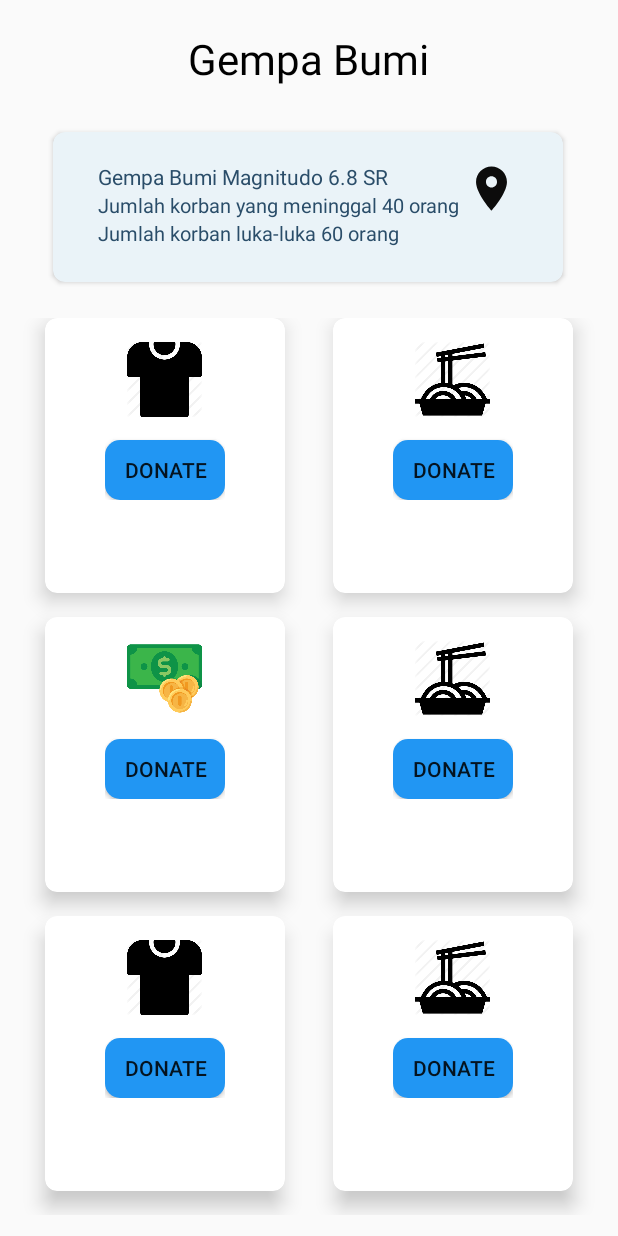
After one commit to reinaldosg/bantuinbencana, an Android app: the fragment BlankFragmentDetail shown on its own in the app's theme, on a phone screen of 412 x 824 dp. The commit adds this screen. Run offline under Robolectric (Android 15) with nearby library versions, the phone set to English and light mode, and no system bars; network calls fail.

Commit message:
Edit DetailActivity

```diff
--- a/app/build.gradle
+++ b/app/build.gradle
@@ -37,4 +37,5 @@ dependencies {
     androidTestImplementation 'androidx.test.espresso:espresso-core:3.1.1'
 
     implementation 'com.google.android.material:material:1.0.0'
+    implementation 'androidx.cardview:cardview:1.0.0'
 }
--- /dev/null
+++ b/app/src/main/java/dsc/machung/bantuanbencana/BlankFragmentDetail.java
@@ -0,0 +1,31 @@
+package dsc.machung.bantuanbencana;
+
+
+import android.os.Bundle;
+
+import androidx.fragment.app.Fragment;
+
+import android.view.LayoutInflater;
+import android.view.View;
+import android.view.ViewGroup;
+
+
+/**
+ * A simple {@link Fragment} subclass.
+ */
+public class BlankFragmentDetail extends Fragment {
+
+
+    public BlankFragmentDetail() {
+        // Required empty public constructor
+    }
+
+
+    @Override
+    public View onCreateView(LayoutInflater inflater, ViewGroup container,
+                             Bundle savedInstanceState) {
+        // Inflate the layout for this fragment
+        return inflater.inflate(R.layout.fragment_blank_fragment_detail, container, false);
+    }
+
+}
--- /dev/null
+++ b/app/src/main/java/dsc/machung/bantuanbencana/DetailActivity.java
@@ -0,0 +1,30 @@
+package dsc.machung.bantuanbencana;
+
+import androidx.appcompat.app.AppCompatActivity;
+import androidx.fragment.app.Fragment;
+
+import android.app.FragmentManager;
+import android.app.FragmentTransaction;
+import android.os.Bundle;
+import android.view.View;
+import android.view.WindowManager;
+import android.widget.AdapterView;
+
+public class DetailActivity extends AppCompatActivity implements AdapterView.OnItemClickListener{
+
+    @Override
+    protected void onCreate(Bundle savedInstanceState) {
+        super.onCreate(savedInstanceState);
+        setContentView(R.layout.activity_detail);
+        getWindow().setFlags(WindowManager.LayoutParams.FLAG_FULLSCREEN, WindowManager.LayoutParams.FLAG_FULLSCREEN);
+    }
+
+    @Override
+    public void onItemClick(AdapterView<?> adapterView, View view, int i, long l) {
+        Fragment fragment;
+        fragment = new BlankFragmentDetail();
+        FragmentManager fragmentManager = getFragmentManager();
+        FragmentTransaction fragmentTransaction = fragmentManager.beginTransaction();
+        fragmentTransaction.commit();
+    }
+}
--- /dev/null
+++ b/app/src/main/res/drawable/ic_location_bencana1.xml
@@ -0,0 +1,5 @@
+<vector android:height="24dp" android:tint="#0C0C0C"
+    android:viewportHeight="24.0" android:viewportWidth="24.0"
+    android:width="24dp" xmlns:android="http://schemas.android.com/apk/res/android">
+    <path android:fillColor="#FF000000" android:pathData="M12,2C8.13,2 5,5.13 5,9c0,5.25 7,13 7,13s7,-7.75 7,-13c0,-3.87 -3.13,-7 -7,-7zM12,11.5c-1.38,0 -2.5,-1.12 -2.5,-2.5s1.12,-2.5 2.5,-2.5 2.5,1.12 2.5,2.5 -1.12,2.5 -2.5,2.5z"/>
+</vector>
--- /dev/null
+++ b/app/src/main/res/layout/activity_detail.xml
@@ -0,0 +1,19 @@
+<?xml version="1.0" encoding="utf-8"?>
+<LinearLayout xmlns:android="http://schemas.android.com/apk/res/android"
+    xmlns:app="http://schemas.android.com/apk/res-auto"
+    xmlns:tools="http://schemas.android.com/tools"
+    android:layout_width="match_parent"
+    android:layout_height="match_parent"
+    tools:context=".DetailActivity">
+
+    <LinearLayout
+        android:layout_width="match_parent"
+        android:layout_height="match_parent">
+
+        <fragment
+            android:layout_width="match_parent"
+            android:layout_height="match_parent"
+            android:id="@+id/fragmentDetailID"
+            android:name="dsc.machung.bantuanbencana.BlankFragmentDetail"/>
+    </LinearLayout>
+</LinearLayout>
--- /dev/null
+++ b/app/src/main/res/layout/fragment_blank_fragment_detail.xml
@@ -0,0 +1,307 @@
+<?xml version="1.0" encoding="utf-8"?>
+<FrameLayout xmlns:android="http://schemas.android.com/apk/res/android"
+    xmlns:tools="http://schemas.android.com/tools"
+    android:layout_width="match_parent"
+    android:layout_height="match_parent"
+    xmlns:app="http://schemas.android.com/apk/res-auto"
+    tools:context=".BlankFragmentDetail">
+
+    <LinearLayout
+        android:layout_width="match_parent"
+        android:layout_height="match_parent"
+        android:orientation="vertical">
+
+        <TextView
+            android:id="@+id/name"
+            android:layout_width="wrap_content"
+            android:layout_height="wrap_content"
+            android:text="Gempa Bumi"
+            android:layout_gravity="center_horizontal"
+            android:textColor="@color/transparent"
+            android:layout_marginTop="20dp"
+            android:textSize="28sp"/>
+
+        <androidx.cardview.widget.CardView
+            android:layout_width="340dp"
+            android:layout_height="100dp"
+            android:layout_marginStart="35dp"
+            android:layout_marginEnd="30dp"
+            android:layout_marginTop="30dp"
+            app:cardBackgroundColor="@color/colorPrimary"
+            app:cardCornerRadius="8dp">
+
+            <LinearLayout
+                android:layout_width="match_parent"
+                android:layout_height="match_parent"
+                android:orientation="vertical">
+
+                <LinearLayout
+                    android:orientation="horizontal"
+                    android:layout_width="match_parent"
+                    android:layout_height="wrap_content"
+                    android:layout_marginLeft="30dp"
+                    android:layout_marginTop="20dp"
+                    android:layout_marginRight="30dp">
+
+                    <LinearLayout
+                        android:layout_width="wrap_content"
+                        android:layout_height="wrap_content"
+                        android:orientation="vertical">
+
+                        <TextView
+                            android:layout_width="wrap_content"
+                            android:layout_height="wrap_content"
+                            android:text="Gempa Bumi Magnitudo 6.8 SR"
+                            android:textColor="@color/colorPrimaryDark"/>
+
+                        <TextView
+                            android:layout_width="wrap_content"
+                            android:layout_height="wrap_content"
+                            android:text="Jumlah korban yang meninggal 40 orang"
+                            android:textColor="@color/colorPrimaryDark"
+                            android:textSize="13sp"/>
+
+                        <TextView
+                            android:layout_width="wrap_content"
+                            android:layout_height="wrap_content"
+                            android:text="Jumlah korban luka-luka 60 orang"
+                            android:textColor="@color/colorPrimaryDark"
+                            android:textSize="13sp"/>
+                    </LinearLayout>
+
+                    <RelativeLayout
+                        android:layout_width="match_parent"
+                        android:layout_height="match_parent">
+
+                        <ImageView
+                            android:id="@+id/lokasi1"
+                            android:layout_alignParentRight="true"
+                            android:layout_width="35dp"
+                            android:layout_height="35dp"
+                            android:src="@drawable/ic_location_bencana1"/>
+
+                    </RelativeLayout>
+                </LinearLayout>
+            </LinearLayout>
+
+        </androidx.cardview.widget.CardView>
+
+        <GridLayout
+            android:id="@+id/mainGrid"
+            android:columnCount="2"
+            android:rowCount="3"
+            android:alignmentMode="alignMargins"
+            android:columnOrderPreserved="false"
+            android:layout_weight="8"
+            android:padding="14dp"
+            android:layout_width="match_parent"
+            android:layout_height="0dp"
+            android:layout_marginTop="10dp">
+
+            <androidx.cardview.widget.CardView
+                android:layout_width="0dp"
+                android:layout_height="0dp"
+                android:layout_columnWeight="1"
+                android:layout_rowWeight="1"
+                android:layout_marginBottom="16dp"
+                android:layout_marginLeft="16dp"
+                android:layout_marginRight="16dp"
+                app:cardElevation="8dp"
+                app:cardCornerRadius="8dp">
+
+                <LinearLayout
+                    android:layout_width="wrap_content"
+                    android:layout_height="wrap_content"
+                    android:layout_gravity="center_horizontal"
+                    android:layout_margin="16dp"
+                    android:orientation="vertical">
+
+                    <ImageView
+                        android:layout_width="50dp"
+                        android:layout_height="50dp"
+                        android:src="@drawable/icon_baju"
+                        android:layout_gravity="center_horizontal"
+                        />
+
+                    <Button
+                        android:layout_width="80dp"
+                        android:layout_height="40dp"
+                        android:layout_marginTop="15dp"
+                        android:text="Donate"
+                        android:background="@drawable/btn_bg"/>
+                </LinearLayout>
+            </androidx.cardview.widget.CardView>
+
+            <androidx.cardview.widget.CardView
+                android:layout_width="0dp"
+                android:layout_height="0dp"
+                android:layout_columnWeight="1"
+                android:layout_rowWeight="1"
+                android:layout_marginBottom="16dp"
+                android:layout_marginLeft="16dp"
+                android:layout_marginRight="16dp"
+                app:cardElevation="8dp"
+                app:cardCornerRadius="8dp">
+
+                <LinearLayout
+                    android:layout_width="wrap_content"
+                    android:layout_height="wrap_content"
+                    android:layout_gravity="center_horizontal"
+                    android:layout_margin="16dp"
+                    android:orientation="vertical">
+
+                    <ImageView
+                        android:layout_width="50dp"
+                        android:layout_height="50dp"
+                        android:src="@drawable/icon_mie"
+                        android:layout_gravity="center_horizontal"
+                        />
+                    <Button
+                        android:layout_width="80dp"
+                        android:layout_height="40dp"
+                        android:layout_marginTop="15dp"
+                        android:text="Donate"
+                        android:background="@drawable/btn_bg"/>
+                </LinearLayout>
+            </androidx.cardview.widget.CardView>
+
+            <androidx.cardview.widget.CardView
+                android:layout_width="0dp"
+                android:layout_height="0dp"
+                android:layout_columnWeight="1"
+                android:layout_rowWeight="1"
+                android:layout_marginBottom="16dp"
+                android:layout_marginLeft="16dp"
+                android:layout_marginRight="16dp"
+                app:cardElevation="8dp"
+                app:cardCornerRadius="8dp">
+
+                <LinearLayout
+                    android:layout_width="wrap_content"
+                    android:layout_height="wrap_content"
+                    android:layout_gravity="center_horizontal"
+                    android:layout_margin="16dp"
+                    android:orientation="vertical">
+
+                    <ImageView
+                        android:layout_width="50dp"
+                        android:layout_height="50dp"
+                        android:src="@drawable/icon_money"
+                        android:layout_gravity="center_horizontal"
+                        />
+
+                    <Button
+                        android:layout_width="80dp"
+                        android:layout_height="40dp"
+                        android:layout_marginTop="15dp"
+                        android:text="Donate"
+                        android:background="@drawable/btn_bg"/>
+                </LinearLayout>
+            </androidx.cardview.widget.CardView>
+
+            <androidx.cardview.widget.CardView
+                android:layout_width="0dp"
+                android:layout_height="0dp"
+                android:layout_columnWeight="1"
+                android:layout_rowWeight="1"
+                android:layout_marginBottom="16dp"
+                android:layout_marginLeft="16dp"
+                android:layout_marginRight="16dp"
+                app:cardElevation="8dp"
+                app:cardCornerRadius="8dp">
+
+                <LinearLayout
+                    android:layout_width="wrap_content"
+                    android:layout_height="wrap_content"
+                    android:layout_gravity="center_horizontal"
+                    android:layout_margin="16dp"
+                    android:orientation="vertical">
+
+                    <ImageView
+                        android:layout_width="50dp"
+                        android:layout_height="50dp"
+                        android:src="@drawable/icon_mie"
+                        android:layout_gravity="center_horizontal"
+                        />
+                    <Button
+                        android:layout_width="80dp"
+                        android:layout_height="40dp"
+                        android:layout_marginTop="15dp"
+                        android:text="Donate"
+                        android:background="@drawable/btn_bg"/>
+                </LinearLayout>
+            </androidx.cardview.widget.CardView>
+
+            <androidx.cardview.widget.CardView
+                android:layout_width="0dp"
+                android:layout_height="0dp"
+                android:layout_columnWeight="1"
+                android:layout_rowWeight="1"
+                android:layout_marginBottom="16dp"
+                android:layout_marginLeft="16dp"
+                android:layout_marginRight="16dp"
+                app:cardElevation="8dp"
+                app:cardCornerRadius="8dp">
+
+                <LinearLayout
+                    android:layout_width="wrap_content"
+                    android:layout_height="wrap_content"
+                    android:layout_gravity="center_horizontal"
+                    android:layout_margin="16dp"
+                    android:orientation="vertical">
+
+                    <ImageView
+                        android:layout_width="50dp"
+                        android:layout_height="50dp"
+                        android:src="@drawable/icon_baju"
+                        android:layout_gravity="center_horizontal"
+                        />
+
+                    <Button
+                        android:layout_width="80dp"
+                        android:layout_height="40dp"
+                        android:layout_marginTop="15dp"
+                        android:text="Donate"
+                        android:background="@drawable/btn_bg"/>
+                </LinearLayout>
+            </androidx.cardview.widget.CardView>
+
+            <androidx.cardview.widget.CardView
+                android:layout_width="0dp"
+                android:layout_height="0dp"
+                android:layout_columnWeight="1"
+                android:layout_rowWeight="1"
+                android:layout_marginBottom="16dp"
+                android:layout_marginLeft="16dp"
+                android:layout_marginRight="16dp"
+                app:cardElevation="8dp"
+                app:cardCornerRadius="8dp">
+
+                <LinearLayout
+                    android:layout_width="wrap_content"
+                    android:layout_height="wrap_content"
+                    android:layout_gravity="center_horizontal"
+                    android:layout_margin="16dp"
+                    android:orientation="vertical">
+
+                    <ImageView
+                        android:layout_width="50dp"
+                        android:layout_height="50dp"
+                        android:src="@drawable/icon_mie"
+                        android:layout_gravity="center_horizontal"
+                        />
+                    <Button
+                        android:layout_width="80dp"
+                        android:layout_height="40dp"
+                        android:layout_marginTop="15dp"
+                        android:text="Donate"
+                        android:background="@drawable/btn_bg"/>
+                </LinearLayout>
+            </androidx.cardview.widget.CardView>
+
+        </GridLayout>
+    </LinearLayout>
+
+
+
+</FrameLayout>
--- a/app/src/main/res/values/strings.xml
+++ b/app/src/main/res/values/strings.xml
@@ -2,4 +2,7 @@
     <string name="app_name">BantuanBencana</string>
 
     <string name="progressLoading">Loading...</string>
+
+    <!-- TODO: Remove or change this placeholder text -->
+    <string name="hello_blank_fragment">Hello blank fragment</string>
 </resources>
```
Also changed, not shown: app/src/main/res/drawable-v24/icon_baju.png (added), app/src/main/res/drawable-v24/icon_mie.png (added), app/src/main/res/drawable-v24/icon_money.png (added).
